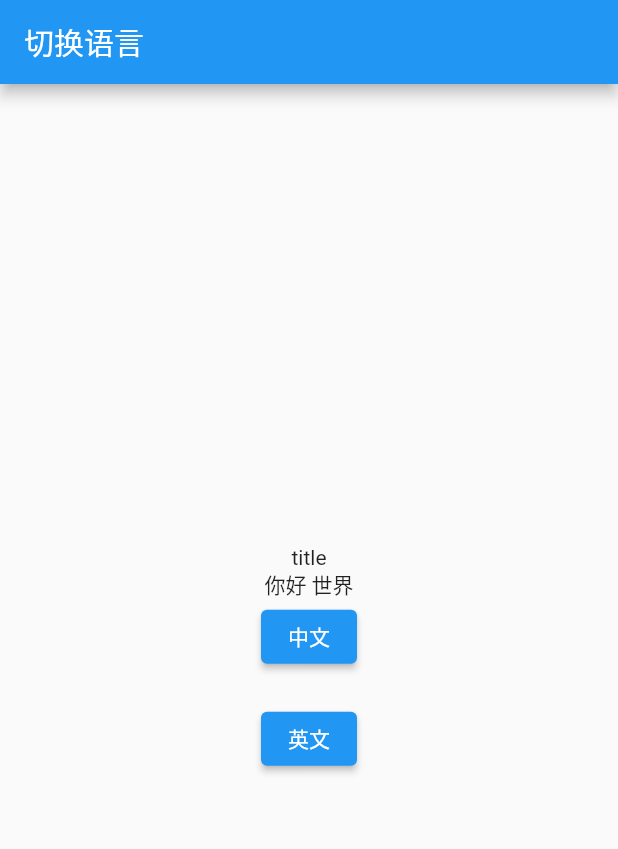
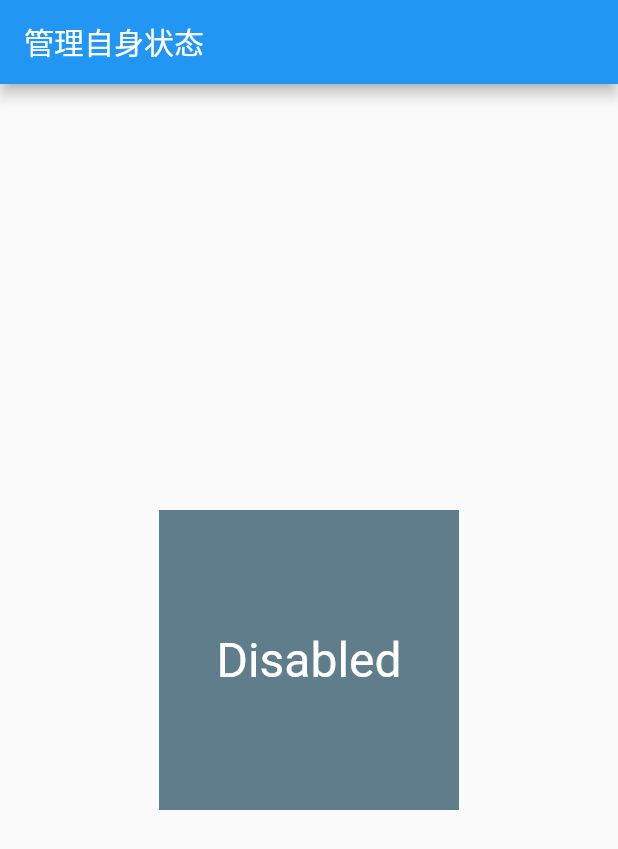
Before and after one commit to chublur/flutter-ex, a Flutter app: the screen it shows after launch, on a phone screen of 412 x 824 dp. Shown: the top 849 px of the screen. Run offline on Flutter 3.47's test engine with Material 2 defaults, Android fonts, the phone set to English and light mode, and no system bars; our stand-ins replace dio, fluttertoast, get, photo_view; missing offline and left inert: dart:html.

Commit message:
1.状态管理

```diff
--- a/flutterdemo01/lib/main.dart
+++ b/flutterdemo01/lib/main.dart
@@ -19,6 +19,9 @@ import 'getX/first.dart';
 import './getX/language.dart';
 // 引入语言包
 import './getX/message.dart';
+
+// 状态管理
+import './pages/state/state.dart';
 
 import './routes/routers.dart';
 void main() {
@@ -44,7 +47,8 @@ class MyApp extends StatelessWidget {
       initialRoute: '/',
       onGenerateRoute: onGenerateRoute,
       home:
-      const MyLanguage(),
+      const MyState(),
+      // const MyLanguage(),
       // const CardPerspectiveDemoPage(),
       // const ChangeTheme(),
       // const GlobalPage(),
--- /dev/null
+++ b/flutterdemo01/lib/pages/state/state.dart
@@ -0,0 +1,40 @@
+import 'package:flutter/material.dart';
+
+
+// 管理自身状态
+class MyState extends StatefulWidget {
+  const MyState({super.key});
+
+  @override
+  State<MyState> createState() => _MyStateState();
+}
+
+class _MyStateState extends State<MyState> {
+  bool _active = false;
+  @override
+  void _handleState(){
+    setState(() {
+      _active = !_active;
+    });
+  }
+  @override
+  Widget build(BuildContext context) {
+    return Scaffold(
+      appBar: AppBar(title: const Text("管理自身状态"),),
+      // 监听自身事件
+      body: GestureDetector(
+        onTap: _handleState,
+        child: Center(
+          child: Container(
+            width: 200,
+            height: 200,
+            decoration: BoxDecoration(color: _active?Colors.blue:Colors.blueGrey),
+            child: Center(
+              child: Text(_active?'Active':'Disabled',style:const TextStyle(fontSize: 32,color: Colors.white),),
+            ),
+          ),
+        ),
+      ),
+    );
+  }
+}
```
